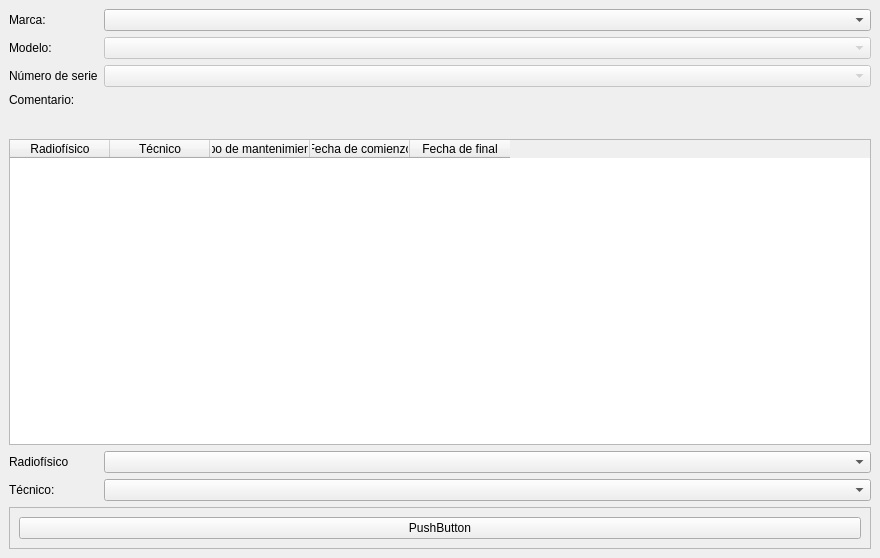
Qt form UI/equipmentUI.ui (18Orion/GestorDePacientesRadioterapia) before a commit.
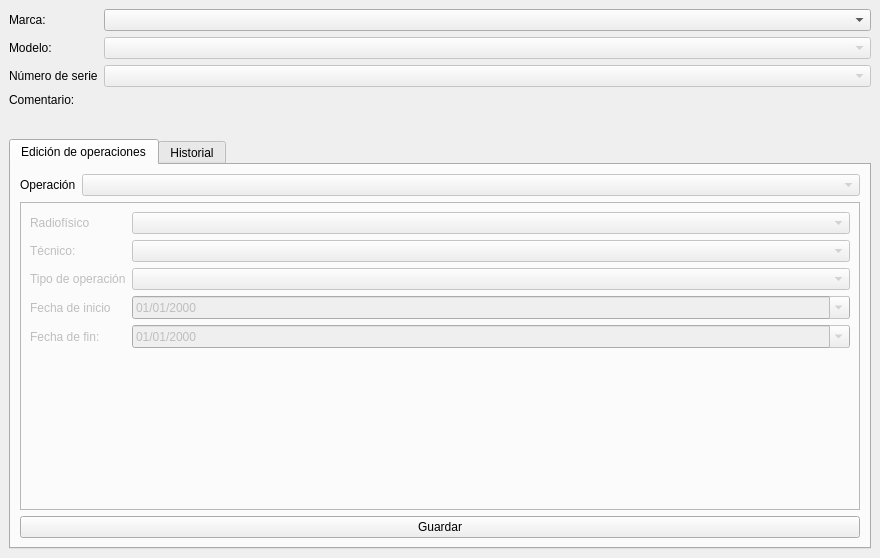
The same form after that commit.

What changed in the file:
```diff
--- a/UI/equipmentUI.ui
+++ b/UI/equipmentUI.ui
@@ -88,88 +88,168 @@
         </property>
        </spacer>
       </item>
-      <item row="7" column="1">
-       <widget class="QComboBox" name="technicianComboBox"/>
-      </item>
-      <item row="6" column="0">
-       <widget class="QLabel" name="label_5">
-        <property name="text">
-         <string>Radiofísico</string>
-        </property>
-       </widget>
-      </item>
-      <item row="7" column="0">
-       <widget class="QLabel" name="label_6">
-        <property name="text">
-         <string>Técnico:</string>
-        </property>
-       </widget>
-      </item>
-      <item row="6" column="1">
-       <widget class="QComboBox" name="radiophysicianComboBox"/>
-      </item>
       <item row="5" column="0" colspan="2">
-       <widget class="QTableWidget" name="tableWidget">
-        <property name="frameShape">
-         <enum>QFrame::StyledPanel</enum>
+       <widget class="QTabWidget" name="tabWidget">
+        <property name="currentIndex">
+         <number>0</number>
         </property>
-        <property name="sizeAdjustPolicy">
-         <enum>QAbstractScrollArea::AdjustToContents</enum>
-        </property>
-        <column>
-         <property name="text">
-          <string>Radiofísico</string>
-         </property>
-        </column>
-        <column>
-         <property name="text">
-          <string>Técnico</string>
-         </property>
-        </column>
-        <column>
-         <property name="text">
-          <string>Tipo de mantenimiento</string>
-         </property>
-        </column>
-        <column>
-         <property name="text">
-          <string>Fecha de comienzo</string>
-         </property>
-        </column>
-        <column>
-         <property name="text">
-          <string>Fecha de final</string>
-         </property>
-        </column>
+        <widget class="QWidget" name="filling">
+         <attribute name="title">
+          <string>Edición de operaciones</string>
+         </attribute>
+         <layout class="QVBoxLayout" name="verticalLayout_2">
+          <item>
+           <layout class="QHBoxLayout" name="horizontalLayout">
+            <item>
+             <widget class="QLabel" name="label_7">
+              <property name="sizePolicy">
+               <sizepolicy hsizetype="Maximum" vsizetype="Maximum">
+                <horstretch>0</horstretch>
+                <verstretch>0</verstretch>
+               </sizepolicy>
+              </property>
+              <property name="text">
+               <string>Operación</string>
+              </property>
+             </widget>
+            </item>
+            <item>
+             <widget class="QComboBox" name="operation">
+              <property name="enabled">
+               <bool>false</bool>
+              </property>
+             </widget>
+            </item>
+           </layout>
+          </item>
+          <item>
+           <widget class="QFrame" name="data">
+            <property name="enabled">
+             <bool>false</bool>
+            </property>
+            <property name="frameShape">
+             <enum>QFrame::StyledPanel</enum>
+            </property>
+            <property name="frameShadow">
+             <enum>QFrame::Raised</enum>
+            </property>
+            <layout class="QFormLayout" name="formLayout">
+             <item row="0" column="1">
+              <widget class="QComboBox" name="radiophysicianComboBox"/>
+             </item>
+             <item row="0" column="0">
+              <widget class="QLabel" name="label_5">
+               <property name="text">
+                <string>Radiofísico</string>
+               </property>
+              </widget>
+             </item>
+             <item row="1" column="0">
+              <widget class="QLabel" name="label_6">
+               <property name="text">
+                <string>Técnico:</string>
+               </property>
+              </widget>
+             </item>
+             <item row="1" column="1">
+              <widget class="QComboBox" name="technicianComboBox"/>
+             </item>
+             <item row="2" column="0">
+              <widget class="QLabel" name="label_8">
+               <property name="text">
+                <string>Tipo de operación</string>
+               </property>
+              </widget>
+             </item>
+             <item row="3" column="0">
+              <widget class="QLabel" name="label_9">
+               <property name="text">
+                <string>Fecha de inicio</string>
+               </property>
+              </widget>
+             </item>
+             <item row="4" column="0">
+              <widget class="QLabel" name="label_10">
+               <property name="text">
+                <string>Fecha de fin:</string>
+               </property>
+              </widget>
+             </item>
+             <item row="3" column="1">
+              <widget class="QDateEdit" name="beginDate">
+               <property name="displayFormat">
+                <string>dd/MM/yyyy</string>
+               </property>
+               <property name="calendarPopup">
+                <bool>true</bool>
+               </property>
+              </widget>
+             </item>
+             <item row="4" column="1">
+              <widget class="QDateEdit" name="endDate">
+               <property name="displayFormat">
+                <string>dd/MM/yyyy</string>
+               </property>
+               <property name="calendarPopup">
+                <bool>true</bool>
+               </property>
+              </widget>
+             </item>
+             <item row="2" column="1">
+              <widget class="QComboBox" name="typeOfOperation"/>
+             </item>
+            </layout>
+           </widget>
+          </item>
+          <item>
+           <widget class="QPushButton" name="save">
+            <property name="text">
+             <string>Guardar</string>
+            </property>
+           </widget>
+          </item>
+         </layout>
+        </widget>
+        <widget class="QWidget" name="history">
+         <attribute name="title">
+          <string>Historial</string>
+         </attribute>
+         <layout class="QVBoxLayout" name="verticalLayout_3">
+          <item>
+           <widget class="QTableWidget" name="historyTable">
+            <column>
+             <property name="text">
+              <string>Tipo de operación</string>
+             </property>
+            </column>
+            <column>
+             <property name="text">
+              <string>Radiofísico</string>
+             </property>
+            </column>
+            <column>
+             <property name="text">
+              <string>Técnico</string>
+             </property>
+            </column>
+            <column>
+             <property name="text">
+              <string>Fecha de inicio</string>
+             </property>
+            </column>
+            <column>
+             <property name="text">
+              <string>Fecha de final</string>
+             </property>
+            </column>
+           </widget>
+          </item>
+         </layout>
+        </widget>
        </widget>
       </item>
      </layout>
     </item>
-    <item>
-     <widget class="QFrame" name="frame">
-      <property name="sizePolicy">
-       <sizepolicy hsizetype="Preferred" vsizetype="Minimum">
-        <horstretch>0</horstretch>
-        <verstretch>0</verstretch>
-       </sizepolicy>
-      </property>
-      <property name="frameShape">
-       <enum>QFrame::StyledPanel</enum>
-      </property>
-      <property name="frameShadow">
-       <enum>QFrame::Raised</enum>
-      </property>
-      <layout class="QVBoxLayout" name="verticalLayout_2">
-       <item>
-        <widget class="QPushButton" name="pushButton">
-         <property name="text">
-          <string>PushButton</string>
-         </property>
-        </widget>
-       </item>
-      </layout>
-     </widget>
-    </item>
    </layout>
   </widget>
  </widget>
```
